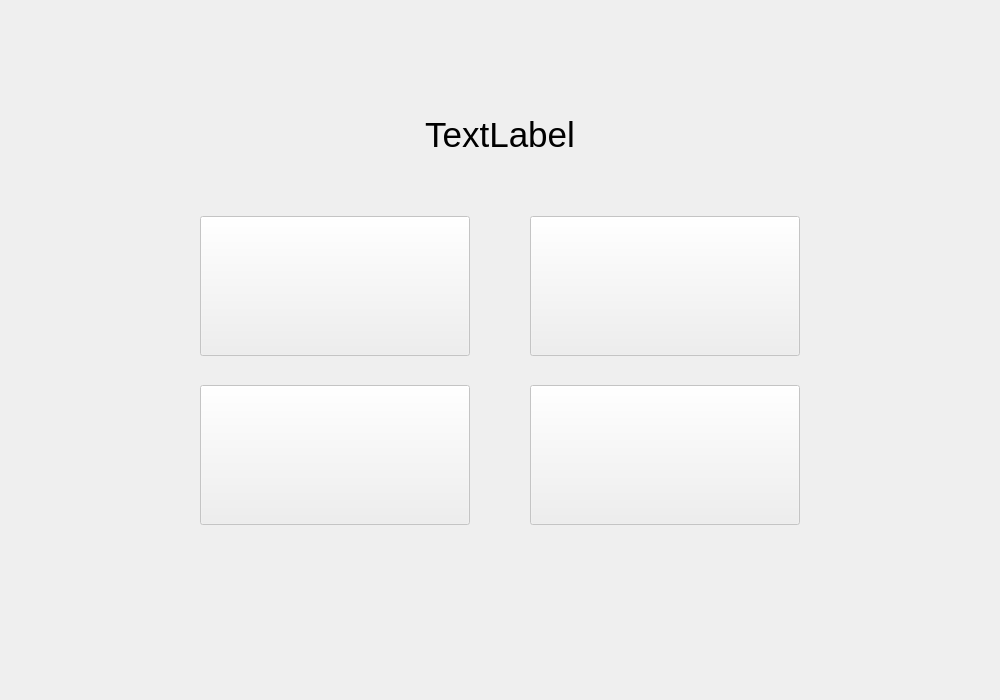
Before: the Qt Designer form MultipleChoiceForm.ui in hwc20896/ChineseProj, drawn with Qt 5.
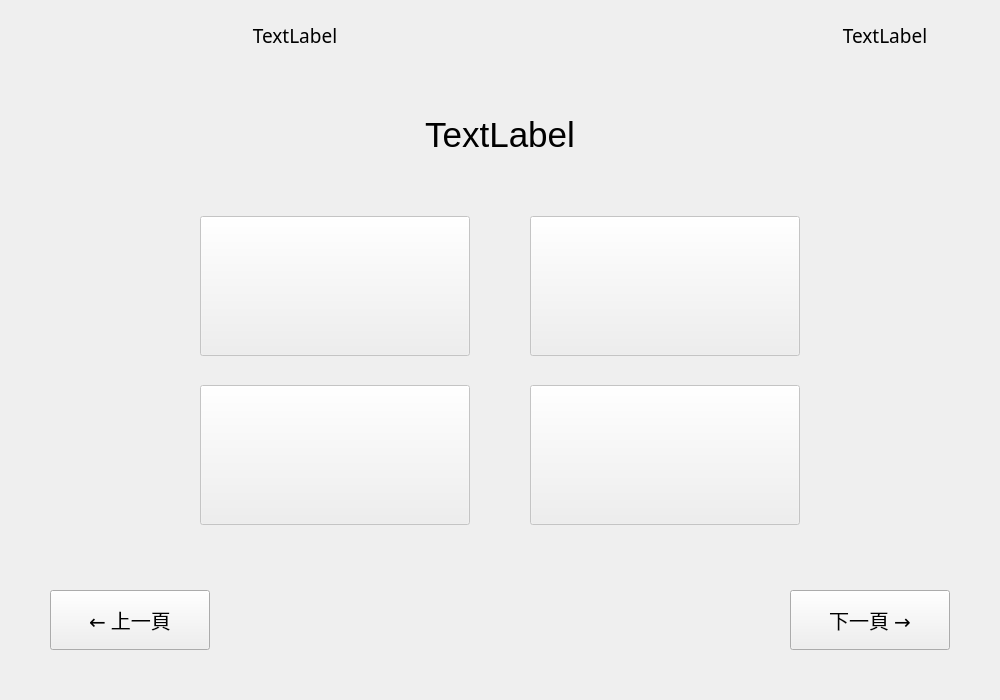
After: the same form once the commit is applied.

Commit message: Deleted TrueorFalse and QuestionBase as only MultipleChoice is used

What changed in the file:
```diff
--- a/MultipleChoiceForm.ui
+++ b/MultipleChoiceForm.ui
@@ -118,6 +118,88 @@
     <string/>
    </property>
   </widget>
+  <widget class="QPushButton" name="prevButton">
+   <property name="geometry">
+    <rect>
+     <x>50</x>
+     <y>590</y>
+     <width>160</width>
+     <height>60</height>
+    </rect>
+   </property>
+   <property name="font">
+    <font>
+     <family>Microsoft JhengHei</family>
+     <pointsize>15</pointsize>
+    </font>
+   </property>
+   <property name="text">
+    <string>← 上一頁</string>
+   </property>
+  </widget>
+  <widget class="QPushButton" name="nextQuestion">
+   <property name="geometry">
+    <rect>
+     <x>790</x>
+     <y>590</y>
+     <width>160</width>
+     <height>60</height>
+    </rect>
+   </property>
+   <property name="font">
+    <font>
+     <family>Microsoft JhengHei</family>
+     <pointsize>15</pointsize>
+    </font>
+   </property>
+   <property name="text">
+    <string>下一頁 →</string>
+   </property>
+  </widget>
+  <widget class="QLabel" name="correctState">
+   <property name="geometry">
+    <rect>
+     <x>200</x>
+     <y>10</y>
+     <width>190</width>
+     <height>50</height>
+    </rect>
+   </property>
+   <property name="font">
+    <font>
+     <family>Microsoft JhengHei</family>
+     <pointsize>14</pointsize>
+    </font>
+   </property>
+   <property name="text">
+    <string>TextLabel</string>
+   </property>
+   <property name="alignment">
+    <set>Qt::AlignmentFlag::AlignCenter</set>
+   </property>
+  </widget>
+  <widget class="QLabel" name="progress">
+   <property name="geometry">
+    <rect>
+     <x>790</x>
+     <y>10</y>
+     <width>190</width>
+     <height>50</height>
+    </rect>
+   </property>
+   <property name="font">
+    <font>
+     <family>Microsoft JhengHei</family>
+     <pointsize>14</pointsize>
+    </font>
+   </property>
+   <property name="text">
+    <string>TextLabel</string>
+   </property>
+   <property name="alignment">
+    <set>Qt::AlignmentFlag::AlignCenter</set>
+   </property>
+  </widget>
  </widget>
  <resources/>
  <connections/>
```
The commit also changes 9 other files.
